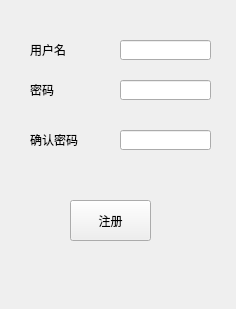
bit-angi/CarCentralSys, file register.ui: the form before one commit.
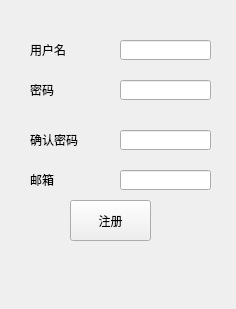
The form after the commit. Icons and pictures are not drawn.

The edit to the form file:
```diff
--- a/register.ui
+++ b/register.ui
@@ -107,6 +107,35 @@
     <string notr="true">background-image: url(:/images/backw.png);</string>
    </property>
   </widget>
+  <widget class="QLabel" name="labelPasswordCheck_2">
+   <property name="geometry">
+    <rect>
+     <x>30</x>
+     <y>170</y>
+     <width>72</width>
+     <height>20</height>
+    </rect>
+   </property>
+   <property name="text">
+    <string>邮箱</string>
+   </property>
+  </widget>
+  <widget class="QLineEdit" name="lineEditPasswordCheck_2">
+   <property name="geometry">
+    <rect>
+     <x>120</x>
+     <y>170</y>
+     <width>91</width>
+     <height>20</height>
+    </rect>
+   </property>
+   <property name="styleSheet">
+    <string notr="true">background-image: url(:/images/backw.png);</string>
+   </property>
+   <property name="text">
+    <string/>
+   </property>
+  </widget>
  </widget>
  <resources/>
  <connections/>
```
